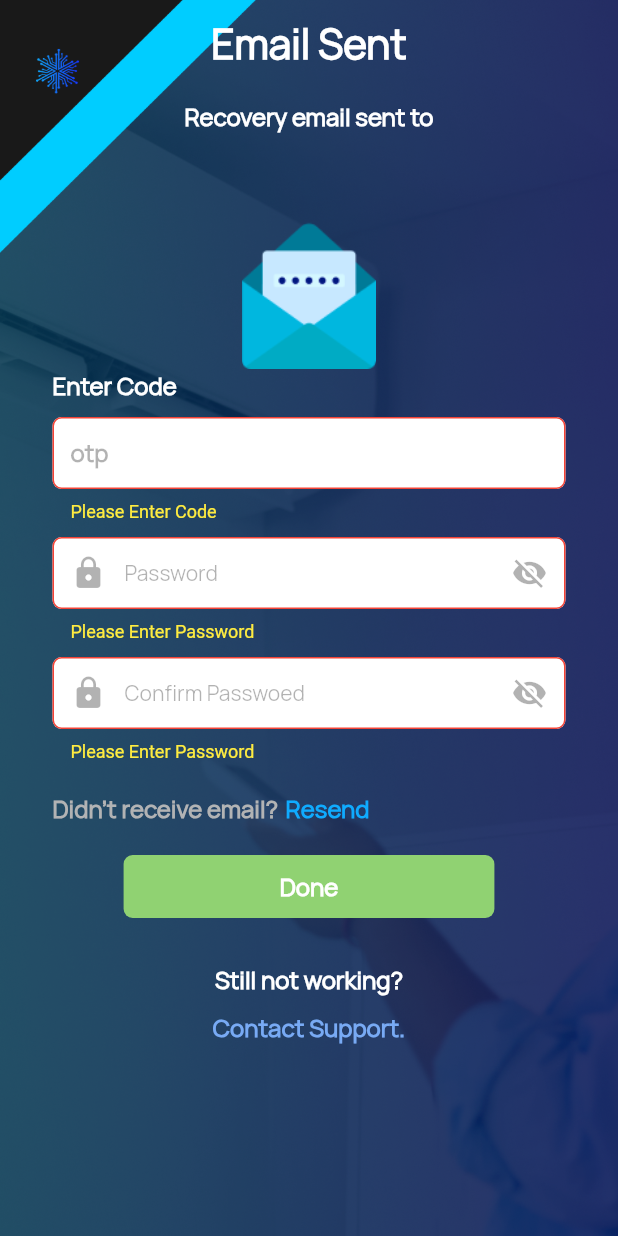
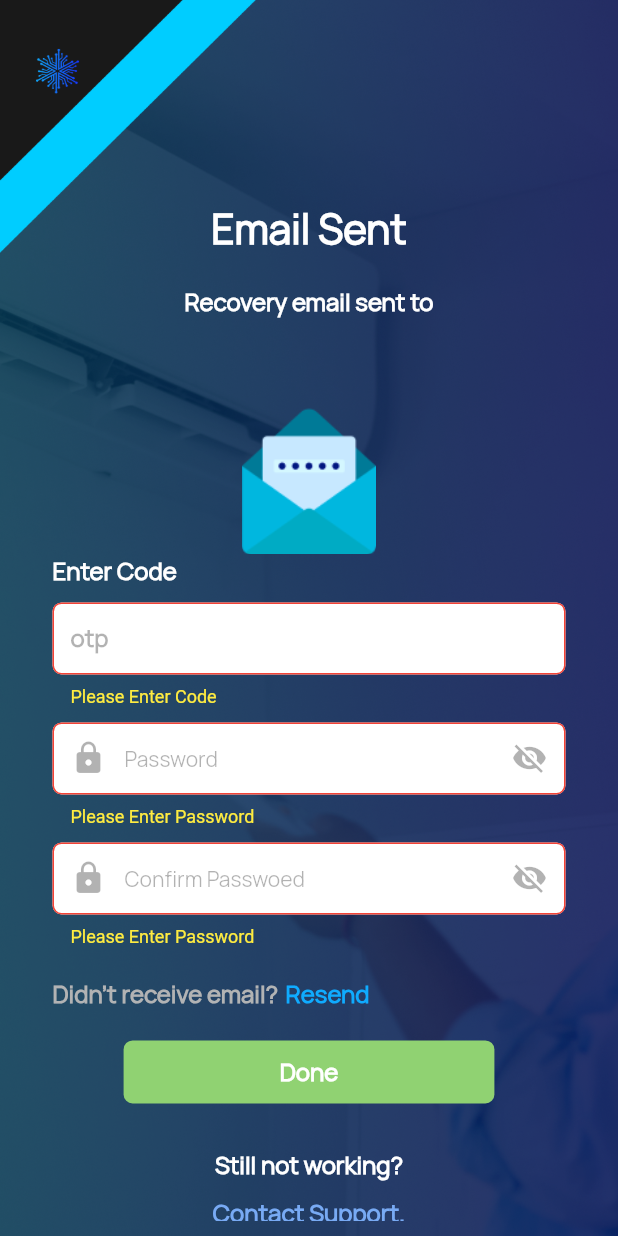
Before and after one commit to manoharantechie/coolwell_app, a Flutter app: the EmailViaScreen screen opened directly with empty values, after a tap on "Done", on a phone screen of 412 x 824 dp. Run offline on Flutter 3.47's test engine with Material 2 defaults, Android fonts, the phone set to English and light mode, and no system bars; our stand-ins replace awesome_snackbar_content, flutter_map, flutter_svg, geocoding, geolocator, image_picker and 4 more; missing offline and left inert: country_calling_code_picker, flutter_sim_country_code; accounts and stored records are empty; network calls fail; project files that could hold a hidden picture were left out.

Commit message:
update_31-05-2023_2

```diff
--- a/lib/screens/user/basics/onboard/verify_email.dart
+++ b/lib/screens/user/basics/onboard/verify_email.dart
@@ -52,6 +52,8 @@ class _EmailViaScreenState extends State<EmailViaScreen> {
             Container(
               height: MediaQuery.of(context).size.height,
               width: MediaQuery.of(context).size.width,
+              margin: EdgeInsets.only(
+                  top: MediaQuery.of(context).size.height * 0.15),
               padding: EdgeInsets.fromLTRB(20.0, 10.0, 20.0, 10.0),
               child: SingleChildScrollView(
                 child: Form(
@@ -194,7 +196,7 @@ class _EmailViaScreenState extends State<EmailViaScreen> {
                                 if(passController.text.isEmpty) {
                                   return "Please Enter Password ";
                                 } else if( passController.text.length< 6 ) {
-                                  return "Please enter must not be less than 8 character";
+                                  return "Please enter must not be less than 6 character";
                                 }
                               },
                               enabled: true,
@@ -246,7 +248,7 @@ class _EmailViaScreenState extends State<EmailViaScreen> {
                                 if(con_PassController.text.isEmpty) {
                                   return "Please Enter Password ";
                                 } else if( con_PassController.text.length< 6 ) {
-                                  return "Please enter must not be less than 8 character";
+                                  return "Please enter must not be less than 6 character";
                                 }
                               },
                               enabled: true,
@@ -392,7 +394,7 @@ class _EmailViaScreenState extends State<EmailViaScreen> {
   doVerify() {
     apiUtils
         .verifyOTP(
-        "gmail",codeController.text.toString(),
+        widget.mail.toString(),codeController.text.toString(),
       passController.text.toString()
     )
         .then((CommonModel loginData) {
```
